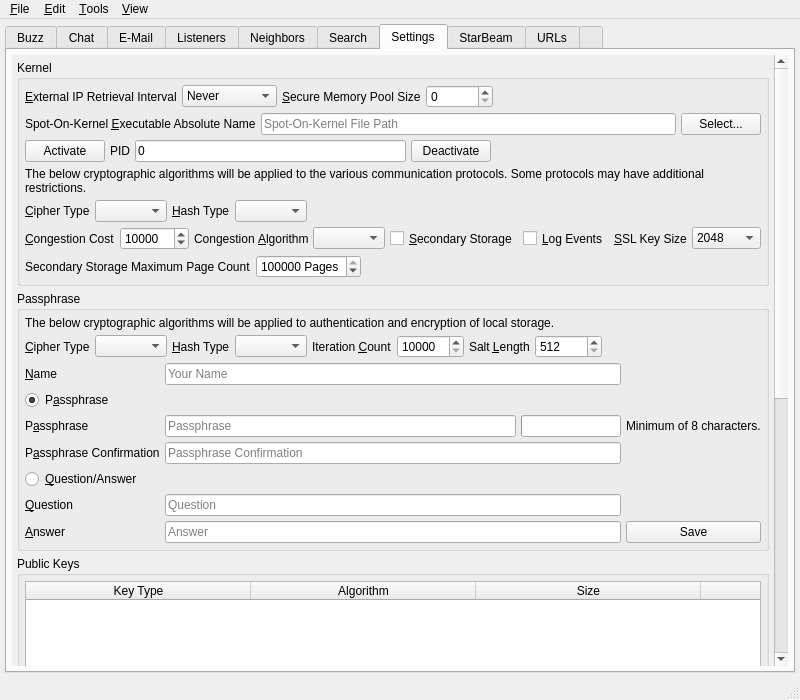
Before: the Qt Designer form branches/trunk/UI/spot-on-controlcenter.ui in textbrowser/spot-on, drawn with Qt 5.
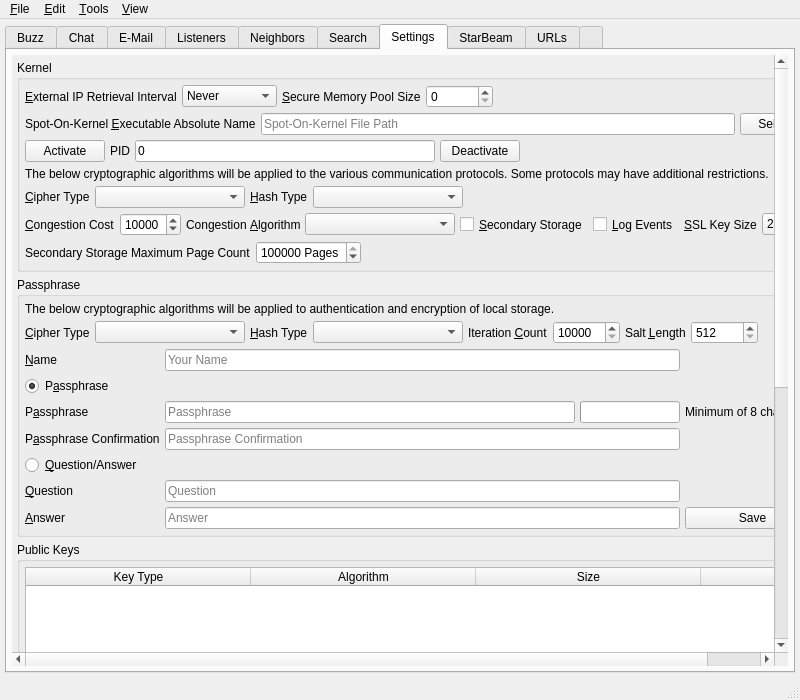
After: the same form once the commit is applied. The open tabs and pages were chosen to show the change. Icons and pictures are not drawn. Custom widgets are drawn as their Qt base class.

Commit message: Minimum contents lengths.

The edit to the form file:
```diff
--- a/branches/trunk/UI/spot-on-controlcenter.ui
+++ b/branches/trunk/UI/spot-on-controlcenter.ui
@@ -6143,6 +6143,9 @@
                      <property name="sizeAdjustPolicy">
                       <enum>QComboBox::AdjustToContents</enum>
                      </property>
+                     <property name="minimumContentsLength">
+                      <number>15</number>
+                     </property>
                     </widget>
                    </item>
                    <item>
@@ -6160,6 +6163,9 @@
                      <property name="sizeAdjustPolicy">
                       <enum>QComboBox::AdjustToContents</enum>
                      </property>
+                     <property name="minimumContentsLength">
+                      <number>15</number>
+                     </property>
                     </widget>
                    </item>
                    <item>
@@ -6223,6 +6229,9 @@
                      <property name="sizeAdjustPolicy">
                       <enum>QComboBox::AdjustToContents</enum>
                      </property>
+                     <property name="minimumContentsLength">
+                      <number>15</number>
+                     </property>
                     </widget>
                    </item>
                    <item>
@@ -6393,6 +6402,9 @@
                      <property name="sizeAdjustPolicy">
                       <enum>QComboBox::AdjustToContents</enum>
                      </property>
+                     <property name="minimumContentsLength">
+                      <number>15</number>
+                     </property>
                     </widget>
                    </item>
                    <item>
@@ -6410,6 +6422,9 @@
                      <property name="sizeAdjustPolicy">
                       <enum>QComboBox::AdjustToContents</enum>
                      </property>
+                     <property name="minimumContentsLength">
+                      <number>15</number>
+                     </property>
                     </widget>
                    </item>
                    <item>
```
Left out of the diff: 43 changed lines with no effect on the pictures. The commit also changes 10 other files.
